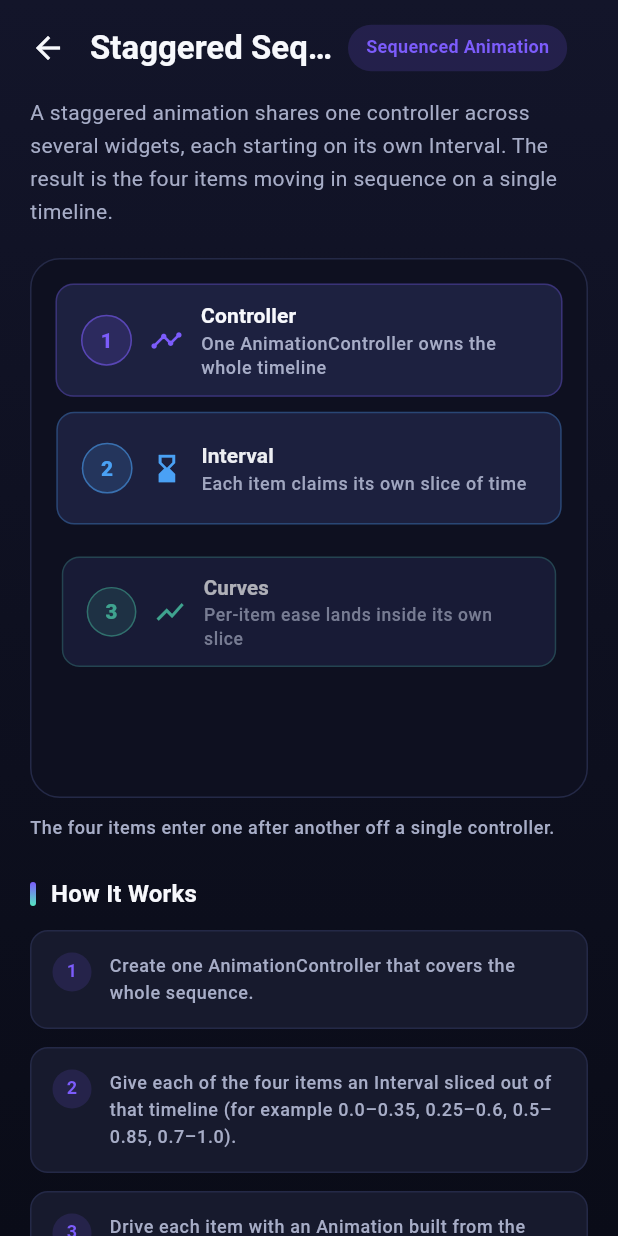
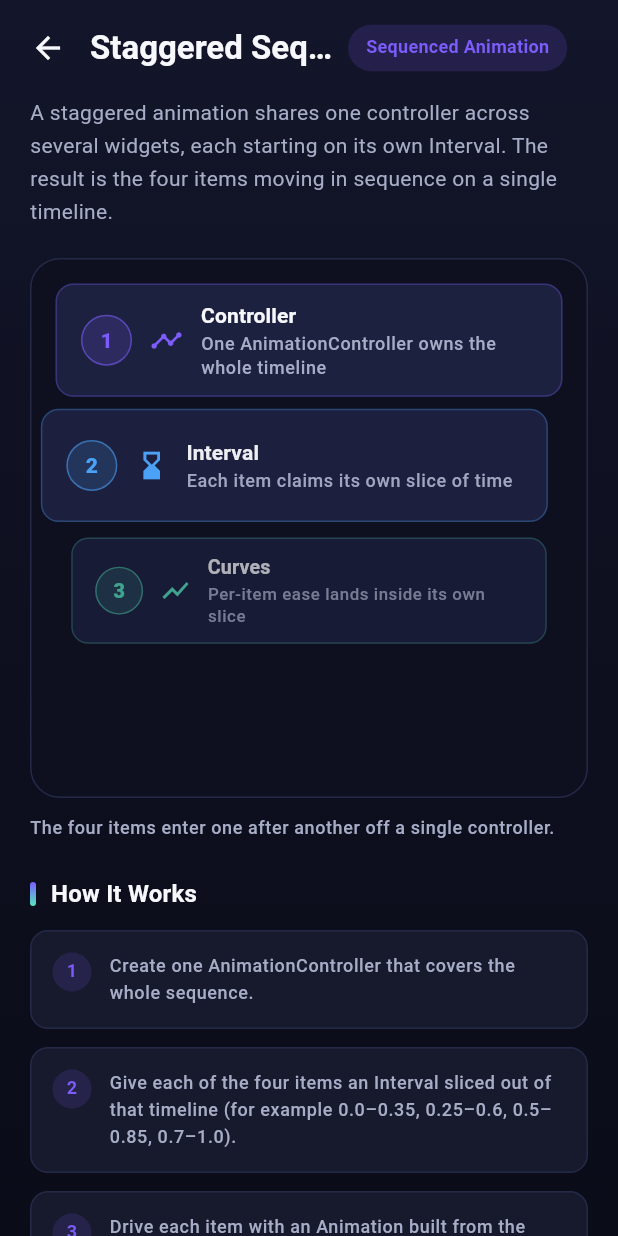
Before and after one commit to fahadkhalid22/Flutter-Animation-Showcase, a Flutter app: the screen it shows after launch, after a tap on "04", on a phone screen of 412 x 824 dp. Run offline on Flutter 3.47's test engine with Material 3 defaults, Android fonts, the phone set to English and light mode, and no system bars.

Commit message:
feat: implement staggered four-item animation sequence
Co-Authored-By: Claude Code <noreply@anthropic.com>

```diff
--- a/lib/features/staggered_animation/staggered_animation_demo.dart
+++ b/lib/features/staggered_animation/staggered_animation_demo.dart
@@ -130,7 +130,8 @@ class _StaggeredAnimationDemoState extends State<StaggeredAnimationDemo>
               in _itemAnimations.indexed) ...[
             if (i > 0) const SizedBox(height: AppSpacing.sm),
             Expanded(
-              child: _wrapItem(
+              child: _composeItem(
+                i,
                 animation,
                 _StaggeredItemCard(
                   number: i + 1,
@@ -147,23 +148,62 @@ class _StaggeredAnimationDemoState extends State<StaggeredAnimationDemo>
     );
   }
 
-  /// Applies the fade + slide + scale composition an item's interval drives.
-  Widget _wrapItem(Animation<double> progress, Widget child) {
-    final Animation<Offset> slide = Tween<Offset>(
+  /// Composes the fade / slide / scale mix each item uses to enter.
+  ///
+  /// Every item shares the same [progress] animation for its interval, but
+  /// each one moves differently so the staggered cascade is easy to read:
+  /// Item 1 rises, Item 2 slides in from the left, Item 3 grows, Item 4
+  /// slides from the right with a bounce.
+  Widget _composeItem(int index, Animation<double> progress, Widget child) {
+    switch (index) {
+      case 0:
+        // Controller — rises into place while fading in.
+        final Animation<Offset> rise = Tween<Offset>(
           begin: const Offset(0, 0.6),
           end: Offset.zero,
         ).animate(progress);
-    final Animation<double> scale = Tween<double>(
-      begin: 0.92,
+        return FadeTransition(
+          opacity: progress,
+          child: SlideTransition(position: rise, child: child),
+        );
+      case 1:
+        // Interval — slides in from the left edge of the stage.
+        final Animation<Offset> fromLeft = Tween<Offset>(
+          begin: const Offset(-0.7, 0),
+          end: Offset.zero,
+        ).animate(progress);
+        return FadeTransition(
+          opacity: progress,
+          child: SlideTransition(position: fromLeft, child: child),
+        );
+      case 2:
+        // Curves — grows from small to full size while fading in.
+        final Animation<double> grow = Tween<double>(
+          begin: 0.8,
+          end: 1,
+        ).animate(progress);
+        return FadeTransition(
+          opacity: progress,
+          child: ScaleTransition(scale: grow, child: child),
+        );
+      default:
+        // Sequence — slides from the right with a subtle pop.
+        final Animation<Offset> fromRight = Tween<Offset>(
+          begin: const Offset(0.7, 0),
+          end: Offset.zero,
+        ).animate(progress);
+        final Animation<double> pop = Tween<double>(
+          begin: 0.85,
           end: 1,
         ).animate(progress);
         return FadeTransition(
           opacity: progress,
           child: SlideTransition(
-        position: slide,
-        child: ScaleTransition(scale: scale, child: child),
+            position: fromRight,
+            child: ScaleTransition(scale: pop, child: child),
           ),
         );
+    }
   }
 }
 
```
Lines whose indentation alone changed are shown as unchanged.
